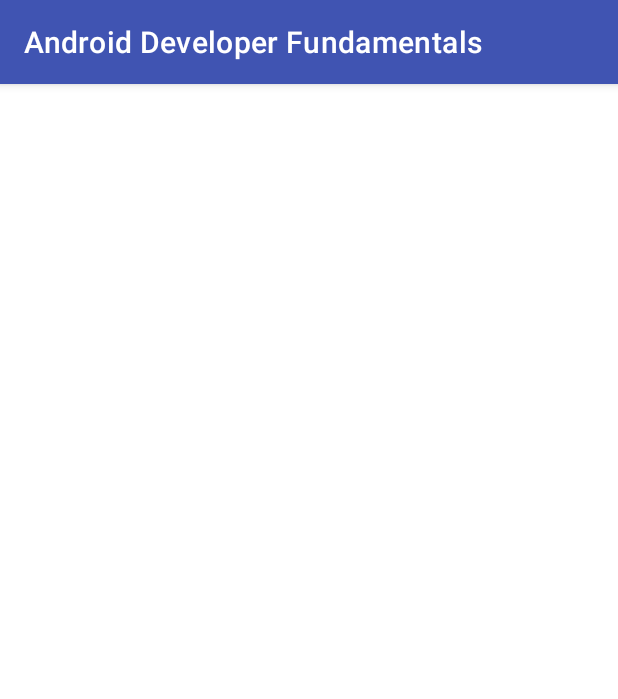
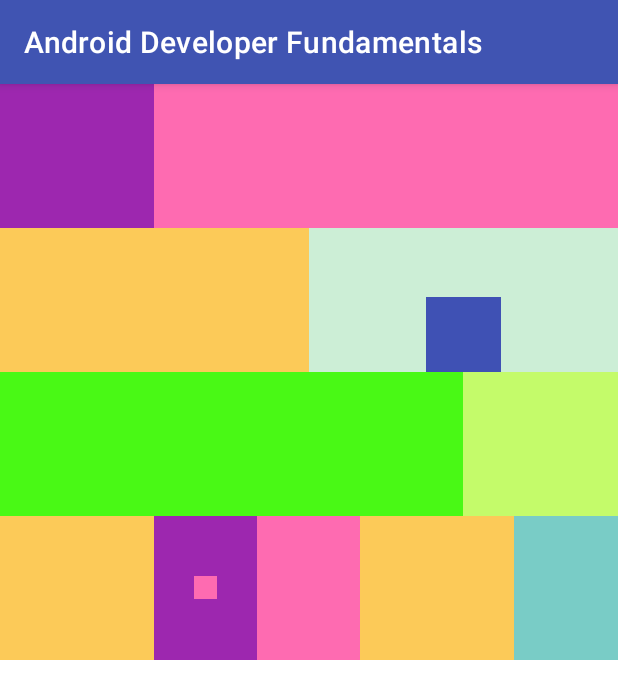
Before and after one commit to alexxmanea/atelierul_digital, an Android app: the screen it shows after launch (MainActivity), on a phone screen of 412 x 824 dp. Shown: the top 699 px of the screen. Run offline under Robolectric (Android 15) with nearby library versions, the phone set to English and light mode, and no system bars.

Commit message:
Update activity_main.xml

```diff
--- a/app/src/main/res/layout/activity_main.xml
+++ b/app/src/main/res/layout/activity_main.xml
@@ -4,5 +4,127 @@
     android:layout_width="match_parent"
     android:layout_height="match_parent"
     android:orientation="vertical"
-    android:padding="25dp"
-    tools:context=".MainActivity"></LinearLayout>
+    android:weightSum="2"
+    tools:context=".MainActivity">
+
+    <LinearLayout
+        android:layout_width="match_parent"
+        android:layout_height="0dp"
+        android:layout_weight="1"
+        android:orientation="vertical"
+        android:weightSum="4">
+
+        <LinearLayout
+            android:layout_width="match_parent"
+            android:layout_height="0dp"
+            android:layout_weight="1"
+            android:orientation="horizontal"
+            android:weightSum="4">
+
+            <TextView
+                android:layout_width="0dp"
+                android:layout_height="match_parent"
+                android:layout_weight="1"
+                android:background="#9d27af" />
+
+            <TextView
+                android:layout_width="0dp"
+                android:layout_height="match_parent"
+                android:layout_weight="3"
+                android:background="#fe6bb1" />
+        </LinearLayout>
+
+        <LinearLayout
+            android:layout_width="match_parent"
+            android:layout_height="0dp"
+            android:layout_weight="1"
+            android:orientation="horizontal"
+            android:weightSum="4">
+
+            <TextView
+                android:layout_width="0dp"
+                android:layout_height="match_parent"
+                android:layout_weight="2"
+                android:background="#fcca58" />
+
+            <RelativeLayout
+                android:layout_width="0dp"
+                android:layout_height="match_parent"
+                android:layout_weight="2"
+                android:background="#cceed6">
+
+                <TextView
+                    android:layout_width="50dp"
+                    android:layout_height="50dp"
+                    android:layout_centerInParent="true"
+                    android:layout_alignParentBottom="true"
+                    android:background="#3f51b4" />
+            </RelativeLayout>
+        </LinearLayout>
+
+        <LinearLayout
+            android:layout_width="match_parent"
+            android:layout_height="0dp"
+            android:layout_weight="1"
+            android:orientation="horizontal"
+            android:weightSum="4">
+
+            <TextView
+                android:layout_width="0dp"
+                android:layout_height="match_parent"
+                android:layout_weight="3"
+                android:background="#49f915" />
+
+            <TextView
+                android:layout_width="0dp"
+                android:layout_height="match_parent"
+                android:layout_weight="1"
+                android:background="#c4fb6a" />
+        </LinearLayout>
+
+        <LinearLayout
+            android:layout_width="match_parent"
+            android:layout_height="0dp"
+            android:layout_weight="1"
+            android:orientation="horizontal"
+            android:weightSum="6">
+
+            <TextView
+                android:layout_width="0dp"
+                android:layout_height="match_parent"
+                android:layout_weight="1.5"
+                android:background="#fcca58" />
+
+            <RelativeLayout
+                android:layout_width="0dp"
+                android:layout_height="match_parent"
+                android:layout_weight="1"
+                android:background="#9d27af">
+
+                <TextView
+                    android:layout_width="15dp"
+                    android:layout_height="15dp"
+                    android:layout_centerInParent="true"
+                    android:background="#fe6bb1" />
+            </RelativeLayout>
+
+            <TextView
+                android:layout_width="0dp"
+                android:layout_height="match_parent"
+                android:layout_weight="1"
+                android:background="#fe6bb1" />
+
+            <TextView
+                android:layout_width="0dp"
+                android:layout_height="match_parent"
+                android:layout_weight="1.5"
+                android:background="#fcca58" />
+
+            <TextView
+                android:layout_width="0dp"
+                android:layout_height="match_parent"
+                android:layout_weight="1"
+                android:background="#79ccc6" />
+        </LinearLayout>
+    </LinearLayout>
+</LinearLayout>
```
